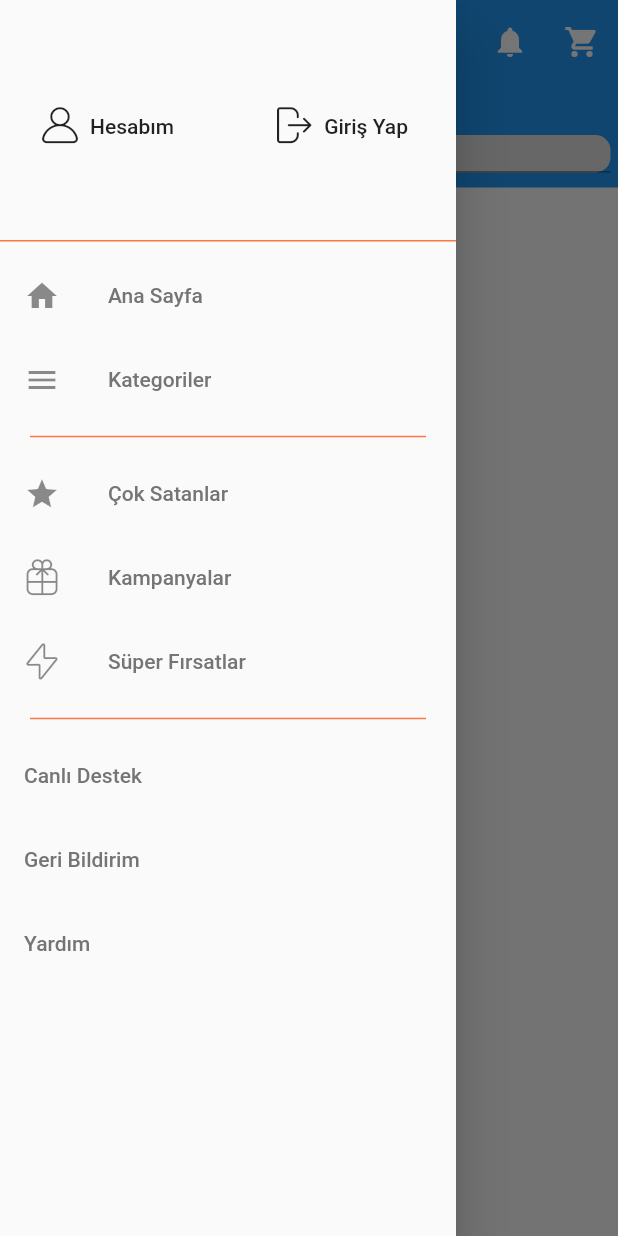
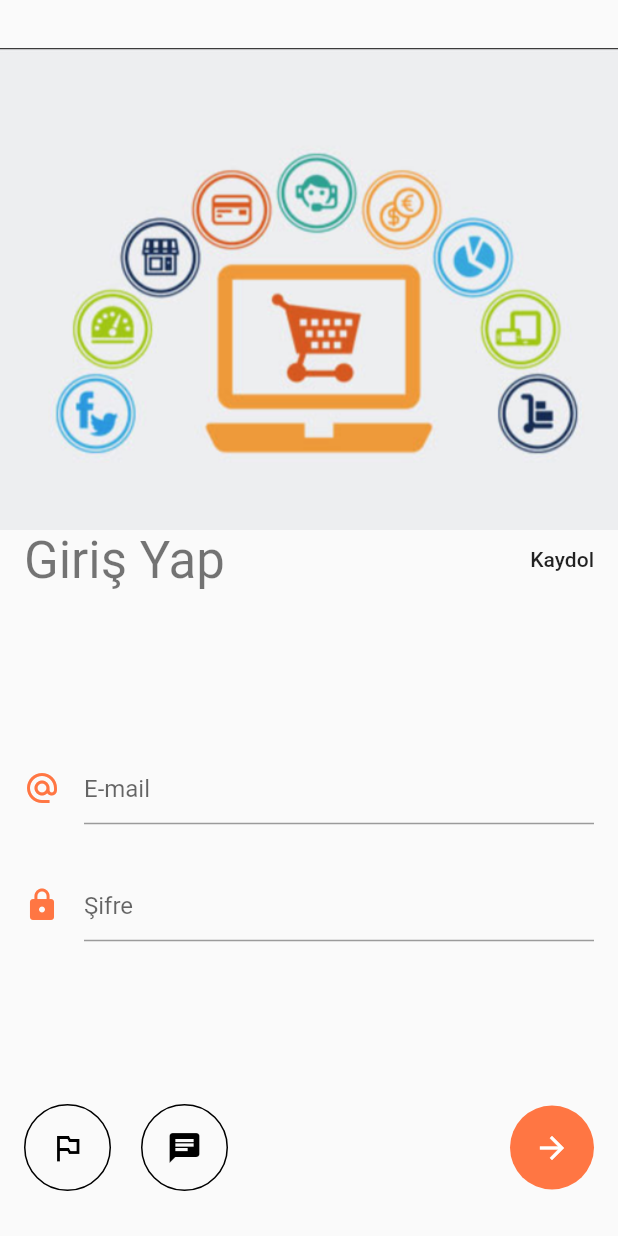
Before and after one commit to talhatt/e-commerce, a Flutter app: the HomeScreen screen opened by its route, in the side drawer, after a tap on "Giriş Yap", on a phone screen of 412 x 824 dp. Run offline on Flutter 3.47's test engine with Material 2 defaults, Android fonts, the light colour scheme and no system bars.

Commit message:
Kullanıcı giriş ekranı iskeleti oluşturuldu.

```diff
--- a/lib/routes.dart
+++ b/lib/routes.dart
@@ -1,8 +1,12 @@
 import 'package:flutter/material.dart';
 import 'package:mobile_eticaret/screens/home_screen.dart';
+import 'package:mobile_eticaret/screens/sign_in.dart';
+import 'package:mobile_eticaret/screens/sign_up.dart';
 import 'package:mobile_eticaret/screens/welcome_screen.dart';
 
 final Map<String, WidgetBuilder> routes = {
   WelcomeScreen.routeName: (context) => WelcomeScreen(),
   HomeScreen.routeName: (context) => HomeScreen(),
+  SignIn.routeName: (context) => SignIn(),
+  SignUp.routeName: (context) => SignUp(),
 };
--- a/lib/screens/home_screen.dart
+++ b/lib/screens/home_screen.dart
@@ -35,9 +35,12 @@ class _HomeScreenState extends State<HomeScreen> {
                       label: Text("Hesabım")),
                   Spacer(),
                   FlatButton.icon(
-                      onPressed: () {},
-                      icon: Icon(CustomIcons.log_out),
-                      label: Text("Giriş Yap")),
+                    icon: Icon(CustomIcons.log_out),
+                    label: Text("Giriş Yap"),
+                    onPressed: () {
+                      Navigator.pushNamed(context, "/signIn");
+                    },
+                  ),
                 ],
               ),
             ),
--- /dev/null
+++ b/lib/screens/sign_in.dart
@@ -0,0 +1,162 @@
+import 'package:flutter/material.dart';
+import 'package:mobile_eticaret/constants.dart';
+import 'package:mobile_eticaret/screens/sign_up.dart';
+
+class SignIn extends StatefulWidget {
+  static String routeName = "/signIn";
+  @override
+  _SignInState createState() => _SignInState();
+}
+
+class _SignInState extends State<SignIn> {
+  @override
+  Widget build(BuildContext context) {
+    return Scaffold(
+      body: Column(
+        children: <Widget>[
+          Expanded(
+            flex: 3,
+            child: Container(
+              decoration: BoxDecoration(
+                image: DecorationImage(
+                  image: AssetImage("assets/images/welcome_1.jpg"),
+                  fit: BoxFit.contain,
+                  alignment: Alignment.bottomCenter,
+                ),
+              ),
+            ),
+          ),
+          Expanded(
+            flex: 4,
+            child: Padding(
+              padding: EdgeInsets.symmetric(horizontal: 16),
+              child: Column(
+                children: <Widget>[
+                  Row(
+                    mainAxisAlignment: MainAxisAlignment.spaceBetween,
+                    children: <Widget>[
+                      Text(
+                        "Giriş Yap",
+                        style: Theme.of(context).textTheme.display1,
+                      ),
+                      GestureDetector(
+                          onTap: () {
+                            Navigator.pushNamed(context, "/signUp");
+                          },
+                          child: Text("Kaydol",
+                              style: Theme.of(context).textTheme.button)),
+                    ],
+                  ),
+                  Spacer(),
+                  Padding(
+                    padding: const EdgeInsets.only(bottom: 30.0),
+                    child: Row(
+                      crossAxisAlignment: CrossAxisAlignment.center,
+                      children: <Widget>[
+                        Padding(
+                          padding: EdgeInsets.only(right: 16),
+                          child: Icon(
+                            Icons.alternate_email,
+                            color: kPrimaryColor,
+                          ),
+                        ),
+                        Expanded(
+                          child: TextField(
+                            onChanged: (value) {
+                              setState(() {});
+                            },
+                            decoration: InputDecoration(
+                              hintText: "E-mail",
+                            ),
+                          ),
+                        ),
+                      ],
+                    ),
+                  ),
+                  Row(
+                    crossAxisAlignment: CrossAxisAlignment.center,
+                    children: <Widget>[
+                      Padding(
+                        padding: EdgeInsets.only(right: 16.0),
+                        child: Icon(
+                          Icons.lock,
+                          color: kPrimaryColor,
+                        ),
+                      ),
+                      Expanded(
+                        child: TextField(
+                          obscureText: true,
+                          onChanged: (value) {
+                            setState(() {});
+                          },
+                          decoration: InputDecoration(
+                            hintText: "Şifre",
+                          ),
+                        ),
+                      ),
+                    ],
+                  ),
+                  Spacer(),
+                  Padding(
+                    padding: const EdgeInsets.only(bottom: 30.0),
+                    child: Row(
+                      children: <Widget>[
+                        GestureDetector(
+                          onTap: () async {},
+                          child: Container(
+                            padding: EdgeInsets.all(16),
+                            decoration: BoxDecoration(
+                              shape: BoxShape.circle,
+                              border: Border.all(
+                                color: Colors.black,
+                              ),
+                            ),
+                            child: Icon(
+                              Icons.outlined_flag,
+                              color: Colors.black,
+                            ),
+                          ),
+                        ),
+                        SizedBox(width: 20),
+                        Container(
+                          padding: EdgeInsets.all(16),
+                          decoration: BoxDecoration(
+                            shape: BoxShape.circle,
+                            border: Border.all(
+                              color: Colors.black,
+                            ),
+                          ),
+                          child: Icon(
+                            Icons.chat,
+                            color: Colors.black,
+                          ),
+                        ),
+                        Spacer(),
+                        GestureDetector(
+                          onTap: () {
+                            Navigator.pushNamed(context, "/home");
+                          },
+                          child: Container(
+                            padding: EdgeInsets.all(16),
+                            decoration: BoxDecoration(
+                              shape: BoxShape.circle,
+                              color: kPrimaryColor,
+                            ),
+                            child: Icon(
+                              Icons.arrow_forward,
+                              color: Colors.white,
+                            ),
+                          ),
+                        ),
+                      ],
+                    ),
+                  ),
+                ],
+              ),
+            ),
+          ),
+        ],
+      ),
+    );
+  }
+}
--- /dev/null
+++ b/lib/screens/sign_up.dart
@@ -0,0 +1,14 @@
+import 'package:flutter/material.dart';
+
+class SignUp extends StatefulWidget {
+  static String routeName = "/signUp";
+  @override
+  _SignUpState createState() => _SignUpState();
+}
+
+class _SignUpState extends State<SignUp> {
+  @override
+  Widget build(BuildContext context) {
+    return Container();
+  }
+}
```
